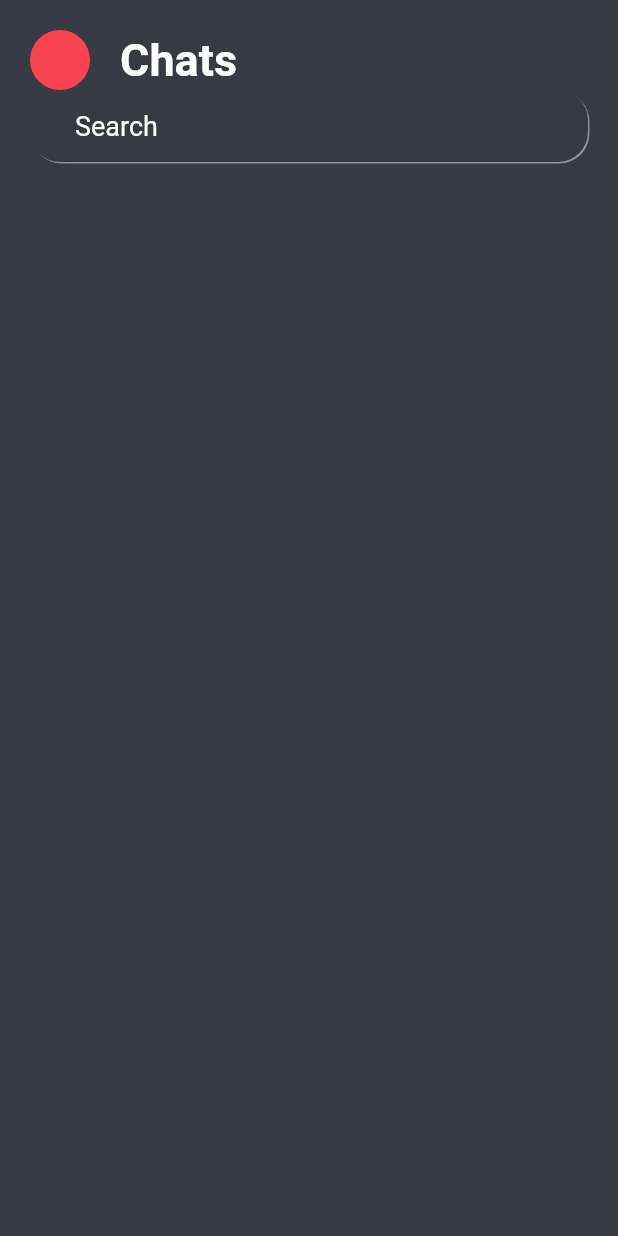
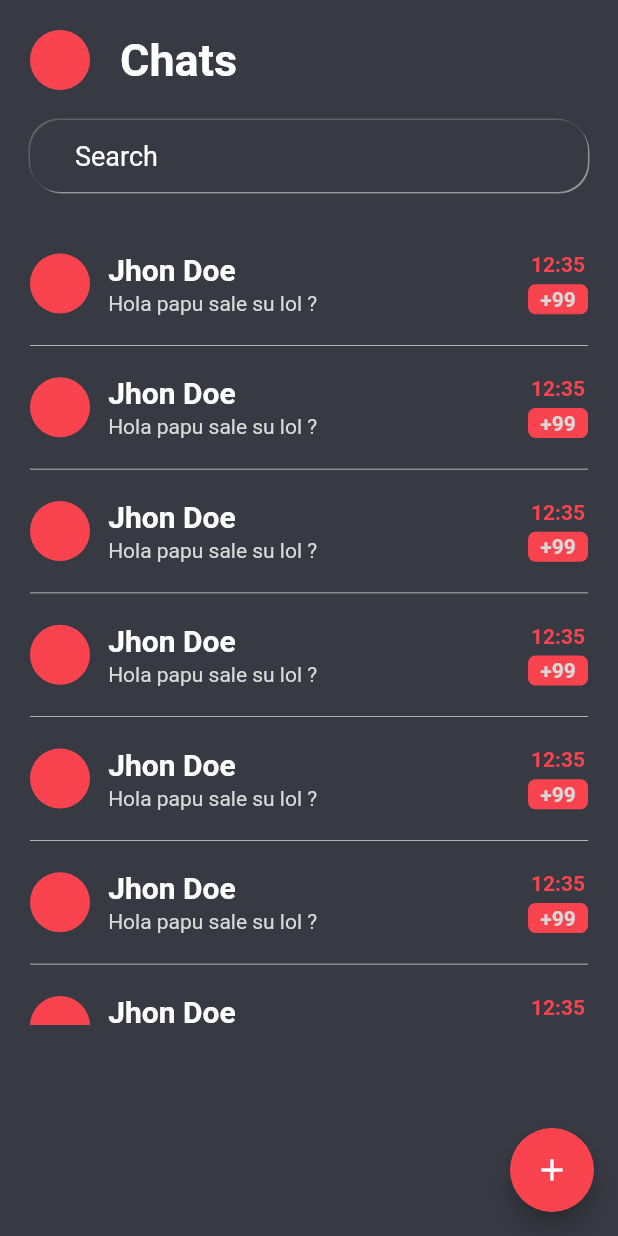
Before and after one commit to KVeramendi/chatApp, a Flutter app: the screen it shows after launch, on a phone screen of 412 x 824 dp. Run offline on Flutter 3.47's test engine with Material 2 defaults, Android fonts, the phone set to English and light mode, and no system bars.

Commit message:
feat: :sparkles: Add chat home page
Adding a chat home for view recente messages

Ref: #004

```diff
--- /dev/null
+++ b/lib/presentation/core/shared_widgets/card_person_widget.dart
@@ -0,0 +1,67 @@
+import 'package:flutter/material.dart';
+import 'package:flutter_chat_app/presentation/core/colors/app_colors.dart';
+
+class CardPersonWidget extends StatelessWidget {
+  final Size size;
+  const CardPersonWidget({ Key? key , required this.size}) : super(key: key);
+
+  @override
+  Widget build(BuildContext context) {
+    return Container(
+      padding: EdgeInsets.symmetric(vertical: 20),
+      decoration: BoxDecoration(
+        border: Border(
+          bottom: BorderSide(
+            color: AppColors.primaryAppColor,
+            width: 0.5
+          )
+        )
+      ),
+      child: Row(
+        crossAxisAlignment: CrossAxisAlignment.center,
+        mainAxisAlignment: MainAxisAlignment.spaceBetween,
+        children: [
+          Container(
+            width: 40,
+            height: 40,
+            decoration: BoxDecoration(
+              borderRadius: BorderRadius.circular(40),
+              color: AppColors.tertiaryAppColor
+            ),
+          ),
+          SizedBox(
+            width: size.width*0.65,
+            child: Column(
+              crossAxisAlignment: CrossAxisAlignment.start,
+              children: const [
+                Text('Jhon Doe',style: TextStyle(color: Colors.white,fontSize: 20,fontWeight: FontWeight.w600)),
+                SizedBox(height: 3),
+                Text('Hola papu sale su lol ?',style: TextStyle(color: AppColors.primaryAppColor,fontSize: 14))
+              ],
+            ),
+          ),
+          SizedBox(
+            child: Column(
+              crossAxisAlignment: CrossAxisAlignment.center,
+              children: [
+                const Text('12:35',style: TextStyle(color: AppColors.tertiaryAppColor,fontSize: 14,fontWeight: FontWeight.w600)),
+                const SizedBox(height: 5),
+                Container(
+                  width: 40,
+                  height: 20,
+                  decoration: BoxDecoration(
+                    color: AppColors.tertiaryAppColor,
+                    borderRadius: BorderRadius.circular(5)
+                  ),
+                  child: const Center(
+                    child: Text('+99',style: TextStyle(color: AppColors.primaryAppColor,fontSize: 14,fontWeight: FontWeight.w600)),
+                  ),
+                )
+              ],
+            ),
+          )
+        ],
+      ),
+    );
+  }
+}
--- a/lib/presentation/views/pages/chat/home/chat_home_page.dart
+++ b/lib/presentation/views/pages/chat/home/chat_home_page.dart
@@ -1,5 +1,6 @@
 import 'package:flutter/material.dart';
 import 'package:flutter_chat_app/presentation/core/colors/app_colors.dart';
+import 'package:flutter_chat_app/presentation/core/shared_widgets/card_person_widget.dart';
 
 class ChatHomePage extends StatefulWidget {
   const ChatHomePage({ Key? key }) : super(key: key);
@@ -11,7 +12,13 @@ class ChatHomePage extends StatefulWidget {
 class _ChatHomePageState extends State<ChatHomePage> {
   @override
   Widget build(BuildContext context) {
+    final size = MediaQuery.of(context).size;
     return Scaffold(
+      floatingActionButton: FloatingActionButton(
+        backgroundColor: AppColors.tertiaryAppColor,
+        child: Icon(Icons.add),
+        onPressed: (){},
+      ),
       backgroundColor: AppColors.secondaryAppColor,
       body: Container(
         padding: const EdgeInsets.symmetric(horizontal: 20),
@@ -41,7 +48,8 @@ class _ChatHomePageState extends State<ChatHomePage> {
               ),
             ),
             Container(
-              padding: EdgeInsets.symmetric(horizontal: 30),
+              margin: const EdgeInsets.symmetric(vertical: 20),
+              padding: const EdgeInsets.symmetric(horizontal: 30),
               decoration: BoxDecoration(
                 borderRadius: BorderRadius.circular(20),
                 color: AppColors.secondaryAppColor,
@@ -49,6 +57,12 @@ class _ChatHomePageState extends State<ChatHomePage> {
                   BoxShadow(
                     color: AppColors.primaryAppColor,
                     offset: Offset(1,1),
+                    blurRadius: 4,
+                    blurStyle: BlurStyle.inner
+                  ),
+                  BoxShadow(
+                    color: AppColors.hintTextColor,
+                    offset: Offset(-1,-1),
                     blurRadius: 4,
                     blurStyle: BlurStyle.inner
                   ),
@@ -61,6 +75,34 @@ class _ChatHomePageState extends State<ChatHomePage> {
                   hintStyle: TextStyle(color: Colors.white,fontSize: 18,fontWeight: FontWeight.w400)
                 ),
               ),
+            ),
+            //Tarea hacer q ocupe todo el espacio sobrante
+            SizedBox(
+              height: size.height*0.65,
+              child: SingleChildScrollView(
+                child: Column(
+                  children: [
+                    CardPersonWidget(size: size),
+                    CardPersonWidget(size: size),
+                    CardPersonWidget(size: size),
+                    CardPersonWidget(size: size),
+                    CardPersonWidget(size: size),
+                    CardPersonWidget(size: size),
+                    CardPersonWidget(size: size),
+                    CardPersonWidget(size: size),
+                    CardPersonWidget(size: size),
+                    CardPersonWidget(size: size),
+                    CardPersonWidget(size: size),
+                    CardPersonWidget(size: size),
+                    CardPersonWidget(size: size),
+                    CardPersonWidget(size: size),
+                    CardPersonWidget(size: size),
+                    CardPersonWidget(size: size),
+                    CardPersonWidget(size: size),
+                    CardPersonWidget(size: size),
+                  ],
+                ),
+              ),
             )
           ],
         ),
```
